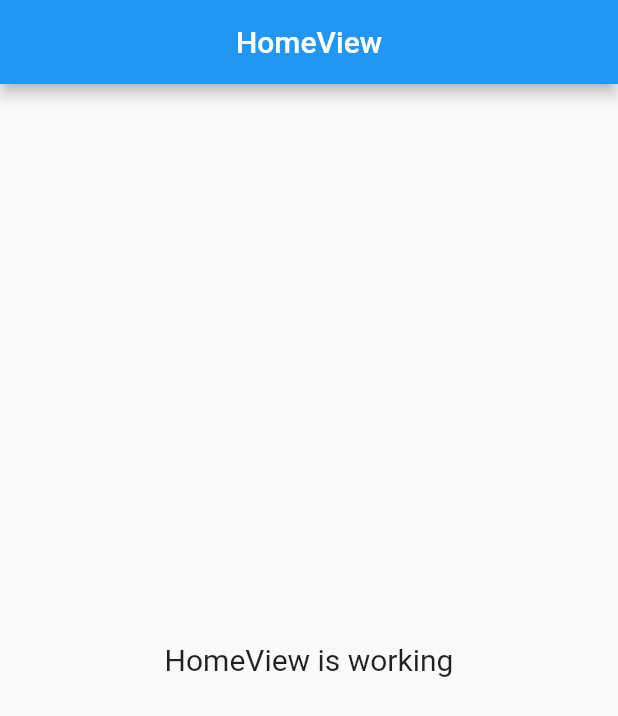
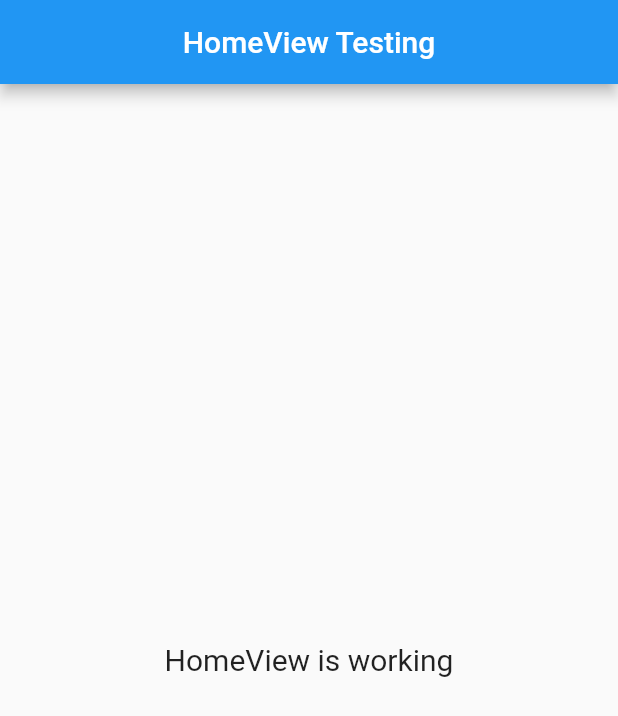
Before and after one commit to angular403/getclinew, a Flutter app: the screen it shows after launch, on a phone screen of 412 x 824 dp. Shown: the top 716 px of the screen. Run offline on Flutter 3.47's test engine with Material 2 defaults, Android fonts, the phone set to English and light mode, and no system bars; our stand-ins replace get.

Commit message:
penambahan testing

```diff
--- a/lib/app/modules/home/views/home_view.dart
+++ b/lib/app/modules/home/views/home_view.dart
@@ -9,7 +9,7 @@ class HomeView extends GetView<HomeController> {
   Widget build(BuildContext context) {
     return Scaffold(
       appBar: AppBar(
-        title: Text('HomeView'),
+        title: Text('HomeView Testing'),
         centerTitle: true,
       ),
       body: Center(
```
